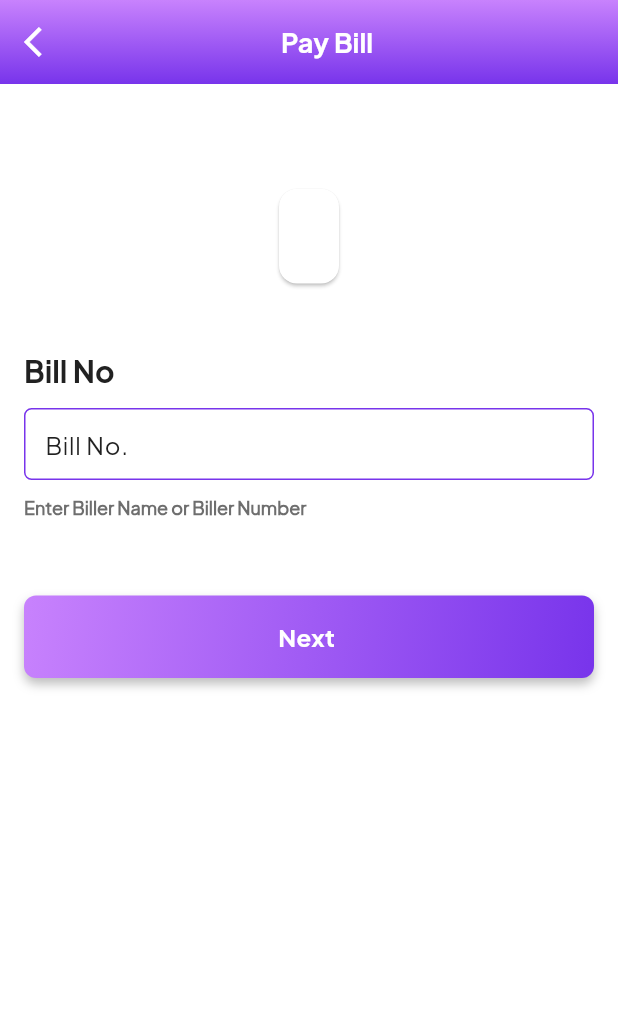
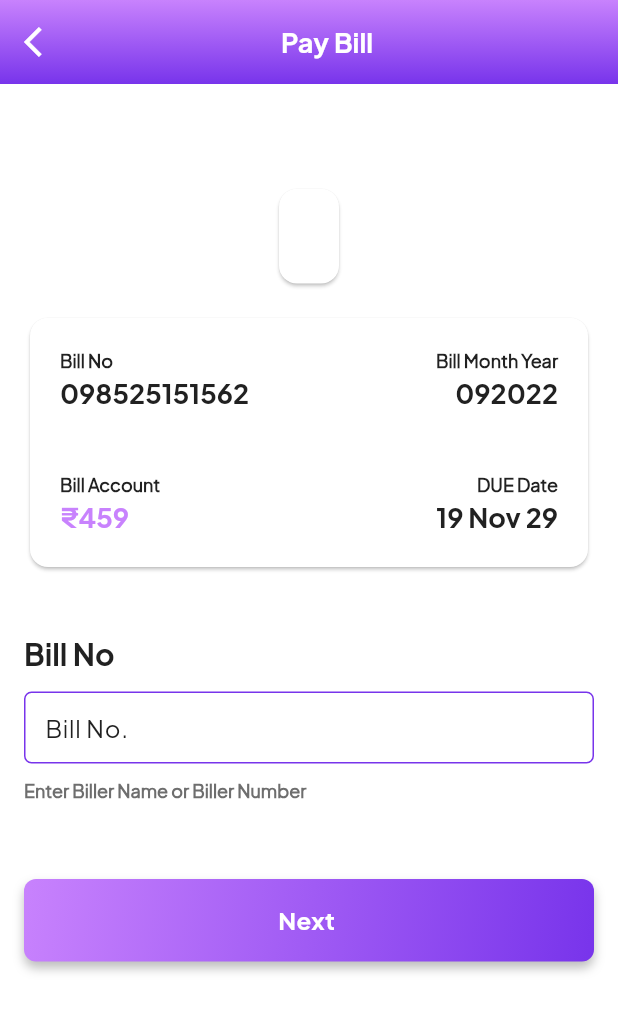
Before and after one commit to vikassharma-jigro/JigroPay, a Flutter app: the BillNumberScreen screen opened directly, on a phone screen of 412 x 824 dp. Shown: the top 1012 px of the screen. Run offline on Flutter 3.47's test engine with Material 3 defaults, Android fonts, the phone set to English and light mode, and no system bars; our stand-ins replace dotted_border, flutter_contacts, flutter_svg, image_picker, permission_handler, pin_code_fields; project files that could hold a hidden picture were left out.

Commit message:
first commit

```diff
--- a/lib/View/bank_view/pin_screen.dart
+++ b/lib/View/bank_view/pin_screen.dart
@@ -121,12 +121,14 @@ import '../../app_utils/app_colors.dart';
 import '../../app_utils/font_family.dart';
 import '../../app_utils/text_widget.dart';
 import '../../main.dart';
+import '../electricity_bill/bill_successfully_screen.dart';
 import 'mobile_recharge_screen/mobile_recharge_success_screen.dart';
 
 class UpiPinScreen extends StatefulWidget {
   final String? bankName;
   final  bool? isMobileRecharge;
-  const UpiPinScreen({super.key,this.bankName,this.isMobileRecharge});
+  final  bool? isElectricityBill;
+  const UpiPinScreen({super.key,this.bankName,this.isMobileRecharge,this.isElectricityBill});
 
   @override
   State<UpiPinScreen> createState() => _UpiPinScreenState();
@@ -220,6 +222,7 @@ class _UpiPinScreenState extends State<UpiPinScreen> {
                       if (pin.length == 4) {
                        widget.isMobileRecharge==true?
                        Navigator.push(context, MaterialPageRoute(builder: (context) => MobileRechargeSuccessScreen(),)):
+                           widget.isElectricityBill==true?Navigator.push(context, MaterialPageRoute(builder: (context) => BillSuccessfullyScreen(),)):
                        Navigator.push(context, MaterialPageRoute(builder: (context) => PaymentSuccessScreen(),));
                         ScaffoldMessenger.of(context).showSnackBar(
                           SnackBar(content: Text('PIN Submitted: $pin')),
--- a/lib/View/electricity_bill/bill_number_screen.dart
+++ b/lib/View/electricity_bill/bill_number_screen.dart
@@ -1,5 +1,6 @@
 
 import 'package:flutter/material.dart';
+import 'package:jigrotech/View/bank_view/pin_screen.dart';
 
 import '../../../app_utils/app_colors.dart';
 import '../../../app_utils/font_family.dart';
@@ -73,6 +74,78 @@ class _BillNumberScreenState extends State<BillNumberScreen> {
                   ),
                 ),
               ),
+              SizedBox(height: 15,),
+
+              Center(
+                child: Card(
+                  color: white,
+                  child: Padding(
+                    padding: const EdgeInsets.all(20.0),
+                    child: Column(
+                      children: [
+                        Row(
+                          mainAxisAlignment: MainAxisAlignment.spaceBetween,
+                          children: [
+                            text("Bill No",
+                                textColor:blackColor,fontSize: 12,
+                                fontFamily: FontFamily.plusJakartaSansRegular,
+                                fontWeight: FontWeight.w600),
+
+                            text("Bill Month Year",
+                                textColor:blackColor,fontSize: 12,
+                                fontFamily: FontFamily.plusJakartaSansRegular,
+                                fontWeight: FontWeight.w600),
+                          ],
+                        ),
+                        Row(
+                          mainAxisAlignment: MainAxisAlignment.spaceBetween,
+                          children: [
+                            text("098525151562",
+                                textColor:blackColor,fontSize: 18,
+                                fontFamily: FontFamily.plusJakartaSansBold,
+                                fontWeight: FontWeight.w600),
+
+                            text("092022",
+                                textColor:blackColor,fontSize: 18,
+                                fontFamily: FontFamily.plusJakartaSansBold,
+                                fontWeight: FontWeight.w600),
+                          ],
+                        ),
+
+                        SizedBox(height: 40,),
+                        Row(
+                          mainAxisAlignment: MainAxisAlignment.spaceBetween,
+                          children: [
+                            text("Bill Account",
+                                textColor:blackColor,fontSize: 12,
+                                fontFamily: FontFamily.plusJakartaSansRegular,
+                                fontWeight: FontWeight.w600),
+
+                            text("DUE Date",
+                                textColor:blackColor,fontSize: 12,
+                                fontFamily: FontFamily.plusJakartaSansRegular,
+                                fontWeight: FontWeight.w600),
+                          ],
+                        ),
+                        Row(
+                          mainAxisAlignment: MainAxisAlignment.spaceBetween,
+                          children: [
+                            text("₹459",
+                                textColor:pinkColor,fontSize: 18,
+                                fontFamily: FontFamily.plusJakartaSansBold,
+                                fontWeight: FontWeight.w600),
+
+                            text("19 Nov 29",
+                                textColor:blackColor,fontSize: 18,
+                                fontFamily: FontFamily.plusJakartaSansBold,
+                                fontWeight: FontWeight.w600),
+                          ],
+                        ),
+                      ],
+                    ),
+                  ),
+                ),
+              ),
 
               SizedBox(height: 40,),
               text("Bill No",
@@ -111,6 +184,7 @@ class _BillNumberScreenState extends State<BillNumberScreen> {
                   filled: true,
                   fillColor: white,
                   hintText: "Bill No.",
+
                   hintStyle: const TextStyle(fontSize: 16.0, color: blackColor, fontFamily: FontFamily.plusJakartaSansRegular),
                   contentPadding: const EdgeInsets.only(top: 5, left: 10, bottom: 5, right: 0),
                 ),
@@ -142,7 +216,7 @@ class _BillNumberScreenState extends State<BillNumberScreen> {
                     //borderRadius: BorderRadius.circular(40.0),
 
                     onPressed: (){
-
+                      Navigator.push(context, MaterialPageRoute(builder: (context) => UpiPinScreen(isElectricityBill: true,),));
                     }
 
 
--- a/lib/app_utils/app_images.dart
+++ b/lib/app_utils/app_images.dart
@@ -48,6 +48,7 @@ class AppImages {
   static String phoneBannerImage = "assets/images/phoneBanner.svg";
   static String sunImage = "assets/images/sun.svg";
   static String jvvnlImage = "assets/images/jvvnl.png";
+  static String billImage = "assets/images/bill_success.svg";
 
 
 }
```
Also changed, not shown: lib/View/electricity_bill/bill_successfully_screen.dart (added, +211 -0 lines), assets/images/bill_success.svg (added), lib/View/electricity_bill/view_receipt_screen.dart (added).
